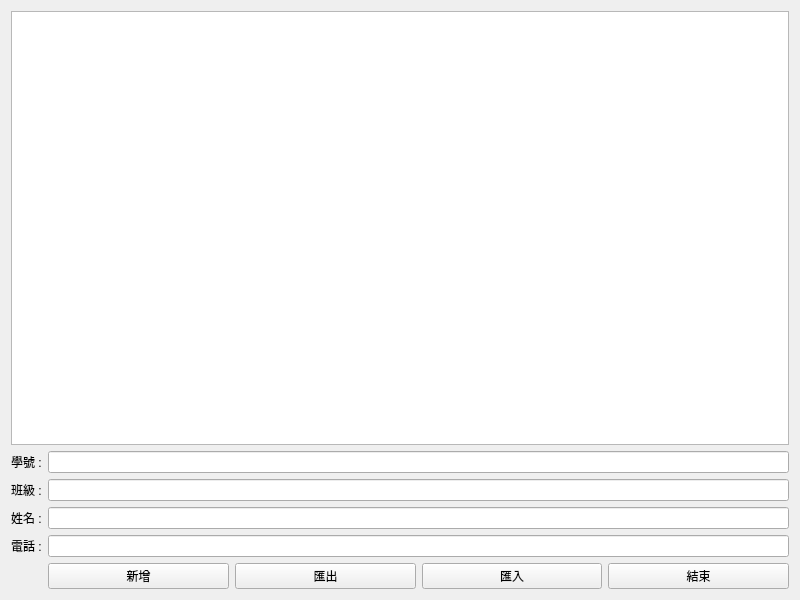
First picture: the form in mywidget.ui, repository 41343150/Contact_book, before the edit.
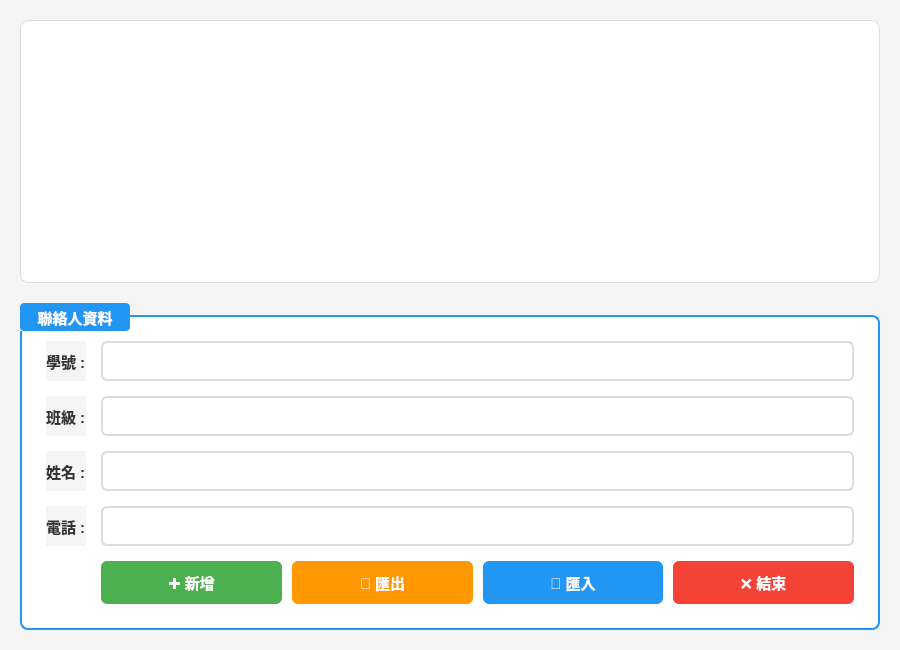
Second picture: the form after the edit.

The edit to the form file:
```diff
--- a/mywidget.ui
+++ b/mywidget.ui
@@ -6,19 +6,181 @@
    <rect>
     <x>0</x>
     <y>0</y>
-    <width>800</width>
-    <height>600</height>
+    <width>900</width>
+    <height>650</height>
    </rect>
   </property>
   <property name="windowTitle">
-   <string>myWidget</string>
+   <string>聯絡簿管理系統</string>
+  </property>
+  <property name="styleSheet">
+   <string notr="true">QWidget {
+    background-color: #f5f5f5;
+    font-family: &quot;Microsoft JhengHei&quot;, &quot;微軟正黑體&quot;, sans-serif;
+    font-size: 11pt;
+}
+
+QTableWidget {
+    background-color: white;
+    border: 1px solid #ddd;
+    border-radius: 8px;
+    gridline-color: #e0e0e0;
+    selection-background-color: #4CAF50;
+}
+
+QTableWidget::item {
+    padding: 8px;
+}
+
+QTableWidget::item:selected {
+    background-color: #4CAF50;
+    color: white;
+}
+
+QHeaderView::section {
+    background-color: #2196F3;
+    color: white;
+    padding: 10px;
+    border: none;
+    font-weight: bold;
+    font-size: 11pt;
+}
+
+QLineEdit {
+    padding: 8px 12px;
+    border: 2px solid #ddd;
+    border-radius: 6px;
+    background-color: white;
+    font-size: 11pt;
+}
+
+QLineEdit:focus {
+    border: 2px solid #2196F3;
+    background-color: #f0f8ff;
+}
+
+QLabel {
+    color: #333;
+    font-weight: bold;
+    font-size: 11pt;
+}
+
+QPushButton {
+    background-color: #2196F3;
+    color: white;
+    border: none;
+    border-radius: 6px;
+    padding: 10px 20px;
+    font-size: 11pt;
+    font-weight: bold;
+    min-width: 80px;
+}
+
+QPushButton:hover {
+    background-color: #1976D2;
+}
+
+QPushButton:pressed {
+    background-color: #0D47A1;
+}
+
+QPushButton#pushButton_2 {
+    background-color: #4CAF50;
+}
+
+QPushButton#pushButton_2:hover {
+    background-color: #45a049;
+}
+
+QPushButton#pushButton {
+    background-color: #FF9800;
+}
+
+QPushButton#pushButton:hover {
+    background-color: #F57C00;
+}
+
+QPushButton#pushButton_3 {
+    background-color: #2196F3;
+}
+
+QPushButton#pushButton_3:hover {
+    background-color: #1976D2;
+}
+
+QPushButton#pushButton_4 {
+    background-color: #f44336;
+}
+
+QPushButton#pushButton_4:hover {
+    background-color: #d32f2f;
+}</string>
   </property>
   <layout class="QVBoxLayout" name="verticalLayout">
+   <property name="spacing">
+    <number>20</number>
+   </property>
+   <property name="leftMargin">
+    <number>20</number>
+   </property>
+   <property name="topMargin">
+    <number>20</number>
+   </property>
+   <property name="rightMargin">
+    <number>20</number>
+   </property>
+   <property name="bottomMargin">
+    <number>20</number>
+   </property>
    <item>
-    <widget class="QTableWidget" name="tableWidget"/>
+    <widget class="QTableWidget" name="tableWidget">
+     <property name="alternatingRowColors">
+      <bool>true</bool>
+     </property>
+     <property name="selectionBehavior">
+      <enum>QAbstractItemView::SelectRows</enum>
+     </property>
+     <property name="showGrid">
+      <bool>true</bool>
+     </property>
+    </widget>
    </item>
+   <item>
+    <widget class="QGroupBox" name="groupBox">
+     <property name="title">
+      <string>聯絡人資料</string>
+     </property>
+     <property name="styleSheet">
+      <string notr="true">QGroupBox {
+    border: 2px solid #2196F3;
+    border-radius: 8px;
+    margin-top: 12px;
+    font-weight: bold;
+    background-color: white;
+    padding: 15px;
+}
+
+QGroupBox::title {
+    subcontrol-origin: margin;
+    subcontrol-position: top left;
+    padding: 5px 15px;
+    background-color: #2196F3;
+    color: white;
+    border-radius: 4px;
+}</string>
+     </property>
+     <layout class="QVBoxLayout" name="verticalLayout_2">
    <item>
     <layout class="QFormLayout" name="formLayout">
+        <property name="horizontalSpacing">
+         <number>15</number>
+        </property>
+        <property name="verticalSpacing">
+         <number>15</number>
+        </property>
+        <property name="labelAlignment">
+         <set>Qt::AlignRight|Qt::AlignTrailing|Qt::AlignVCenter</set>
+        </property>
      <item row="0" column="0">
       <widget class="QLabel" name="label">
        <property name="text">
@@ -61,37 +223,55 @@
      </item>
      <item row="4" column="1">
       <layout class="QHBoxLayout" name="horizontalLayout">
+          <property name="spacing">
+           <number>10</number>
+          </property>
        <item>
         <widget class="QPushButton" name="pushButton_2">
          <property name="text">
-          <string>新增</string>
+             <string>✚ 新增</string>
+            </property>
+            <property name="toolTip">
+             <string>新增聯絡人到清單</string>
          </property>
         </widget>
        </item>
        <item>
         <widget class="QPushButton" name="pushButton">
          <property name="text">
-          <string>匯出</string>
+             <string>💾 匯出</string>
+            </property>
+            <property name="toolTip">
+             <string>匯出聯絡人資料到檔案</string>
          </property>
         </widget>
        </item>
        <item>
         <widget class="QPushButton" name="pushButton_3">
          <property name="text">
-          <string>匯入</string>
+             <string>📂 匯入</string>
+            </property>
+            <property name="toolTip">
+             <string>從檔案匯入聯絡人資料</string>
          </property>
         </widget>
        </item>
        <item>
         <widget class="QPushButton" name="pushButton_4">
          <property name="text">
-          <string>結束</string>
-         </property>
+             <string>❌ 結束</string>
+            </property>
+            <property name="toolTip">
+             <string>儲存並結束程式</string>
+            </property>
         </widget>
        </item>
       </layout>
      </item>
     </layout>
+      </item>
+     </layout>
+    </widget>
    </item>
   </layout>
  </widget>
```
Lines whose indentation alone changed are shown as unchanged.
